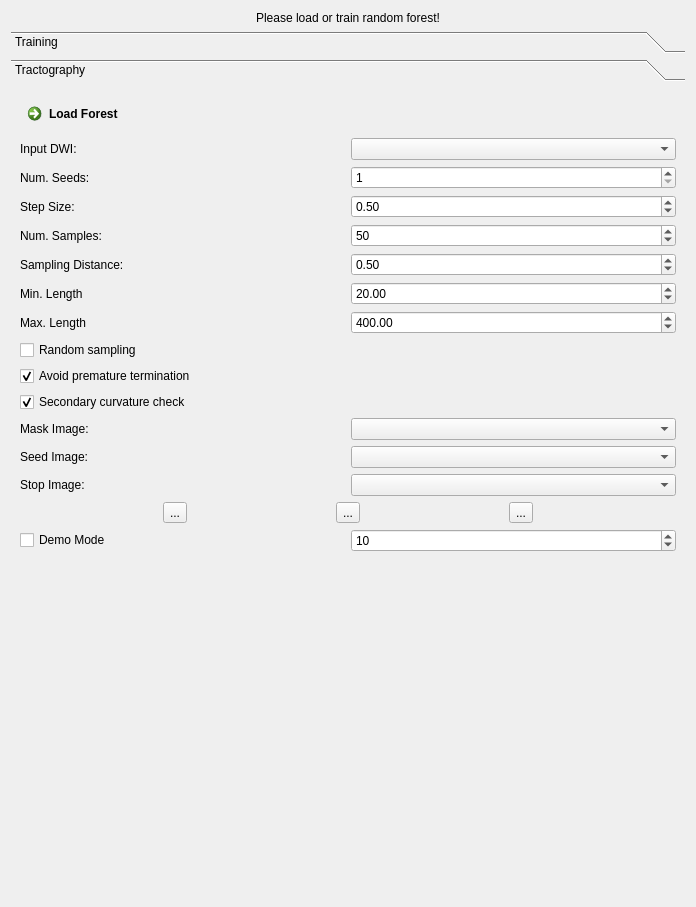
MITK/MITK, file Plugins/org.mitk.gui.qt.diffusionimaging/src/internal/QmitkMLBTViewControls.ui: the form before one commit.
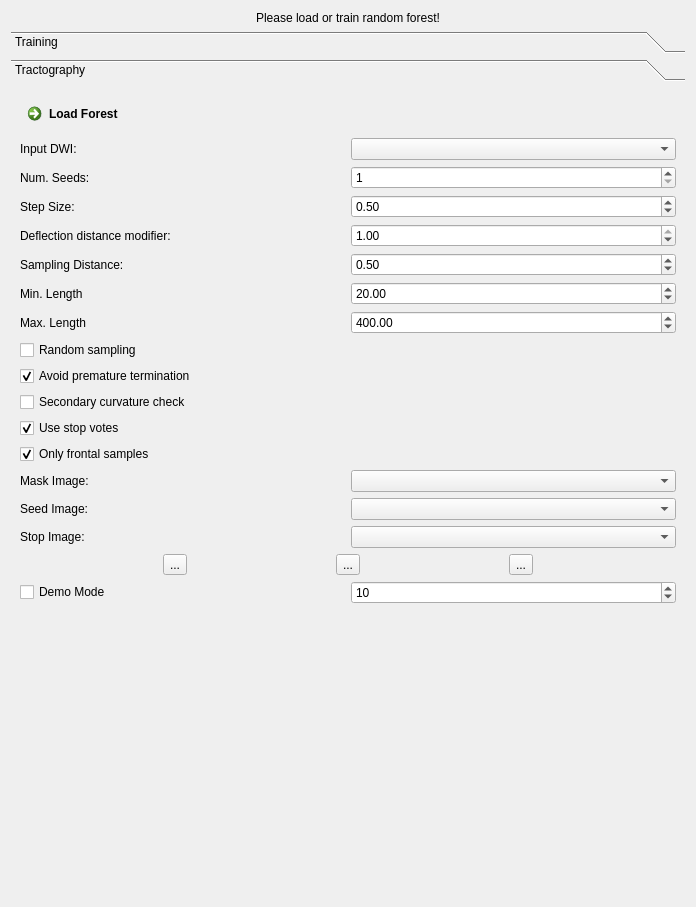
The form after the commit. Icons and pictures are not drawn. Custom widgets are drawn as their Qt base class.

Commit message: added stop voting. avoids tracts that double back.

```diff
--- a/Plugins/org.mitk.gui.qt.diffusionimaging/src/internal/QmitkMLBTViewControls.ui
+++ b/Plugins/org.mitk.gui.qt.diffusionimaging/src/internal/QmitkMLBTViewControls.ui
@@ -35,7 +35,7 @@
         <x>0</x>
         <y>0</y>
         <width>678</width>
-        <height>804</height>
+        <height>813</height>
        </rect>
       </property>
       <attribute name="label">
@@ -231,7 +231,7 @@
              <number>999999999</number>
             </property>
             <property name="value">
-             <number>30</number>
+             <number>25</number>
             </property>
            </widget>
           </item>
@@ -261,7 +261,7 @@
              <number>999999999</number>
             </property>
             <property name="value">
-             <number>50</number>
+             <number>30</number>
             </property>
            </widget>
           </item>
@@ -339,7 +339,7 @@
              <double>0.100000000000000</double>
             </property>
             <property name="value">
-             <double>1.000000000000000</double>
+             <double>0.700000000000000</double>
             </property>
            </widget>
           </item>
@@ -374,57 +374,13 @@
         <x>0</x>
         <y>0</y>
         <width>678</width>
-        <height>804</height>
+        <height>813</height>
        </rect>
       </property>
       <attribute name="label">
        <string>Tractography</string>
       </attribute>
       <layout class="QGridLayout" name="gridLayout_2">
-       <item row="10" column="0">
-        <widget class="QFrame" name="frame_4">
-         <property name="frameShape">
-          <enum>QFrame::NoFrame</enum>
-         </property>
-         <property name="frameShadow">
-          <enum>QFrame::Raised</enum>
-         </property>
-         <layout class="QGridLayout" name="gridLayout_6">
-          <property name="leftMargin">
-           <number>0</number>
-          </property>
-          <property name="topMargin">
-           <number>0</number>
-          </property>
-          <property name="rightMargin">
-           <number>0</number>
-          </property>
-          <property name="bottomMargin">
-           <number>0</number>
-          </property>
-          <item row="0" column="0">
-           <widget class="QCheckBox" name="m_DemoModeBox">
-            <property name="text">
-             <string>Demo Mode</string>
-            </property>
-           </widget>
-          </item>
-          <item row="0" column="1">
-           <widget class="QSpinBox" name="m_TimerIntervalBox">
-            <property name="minimum">
-             <number>1</number>
-            </property>
-            <property name="maximum">
-             <number>1000</number>
-            </property>
-            <property name="value">
-             <number>10</number>
-            </property>
-           </widget>
-          </item>
-         </layout>
-        </widget>
-       </item>
        <item row="2" column="0">
         <widget class="QCheckBox" name="m_RandomSampling">
          <property name="text">
@@ -435,7 +391,17 @@
          </property>
         </widget>
        </item>
-       <item row="5" column="0">
+       <item row="4" column="0">
+        <widget class="QCheckBox" name="m_Curvcheck2">
+         <property name="text">
+          <string>Secondary curvature check</string>
+         </property>
+         <property name="checked">
+          <bool>false</bool>
+         </property>
+        </widget>
+       </item>
+       <item row="7" column="0">
         <widget class="QFrame" name="frame_3">
          <property name="frameShape">
           <enum>QFrame::NoFrame</enum>
@@ -489,6 +455,156 @@
          </layout>
         </widget>
        </item>
+       <item row="3" column="0">
+        <widget class="QCheckBox" name="m_AvoidStop">
+         <property name="text">
+          <string>Avoid premature termination</string>
+         </property>
+         <property name="checked">
+          <bool>true</bool>
+         </property>
+        </widget>
+       </item>
+       <item row="8" column="0">
+        <widget class="QFrame" name="frame_5">
+         <property name="frameShape">
+          <enum>QFrame::NoFrame</enum>
+         </property>
+         <property name="frameShadow">
+          <enum>QFrame::Raised</enum>
+         </property>
+         <layout class="QGridLayout" name="gridLayout_7">
+          <property name="leftMargin">
+           <number>0</number>
+          </property>
+          <property name="topMargin">
+           <number>0</number>
+          </property>
+          <property name="rightMargin">
+           <number>0</number>
+          </property>
+          <property name="bottomMargin">
+           <number>0</number>
+          </property>
+          <item row="0" column="1">
+           <widget class="QToolButton" name="m_PauseTrackingButton">
+            <property name="toolTip">
+             <string>Pause tractography</string>
+            </property>
+            <property name="text">
+             <string>...</string>
+            </property>
+            <property name="icon">
+             <iconset resource="../../../org.mitk.gui.qt.ext/resources/org_mitk_icons.qrc">
+              <normaloff>:/org_mitk_icons/icons/tango/scalable/actions/media-playback-pause.svg</normaloff>:/org_mitk_icons/icons/tango/scalable/actions/media-playback-pause.svg</iconset>
+            </property>
+           </widget>
+          </item>
+          <item row="0" column="0">
+           <widget class="QToolButton" name="m_StartTrackingButton">
+            <property name="toolTip">
+             <string>Start tractography</string>
+            </property>
+            <property name="text">
+             <string>...</string>
+            </property>
+            <property name="icon">
+             <iconset resource="../../../org.mitk.gui.qt.ext/resources/org_mitk_icons.qrc">
+              <normaloff>:/org_mitk_icons/icons/tango/scalable/actions/media-playback-start.svg</normaloff>:/org_mitk_icons/icons/tango/scalable/actions/media-playback-start.svg</iconset>
+            </property>
+           </widget>
+          </item>
+          <item row="0" column="2">
+           <widget class="QToolButton" name="m_AbortTrackingButton">
+            <property name="toolTip">
+             <string>Abort tractography</string>
+            </property>
+            <property name="text">
+             <string>...</string>
+            </property>
+            <property name="icon">
+             <iconset resource="../../../org.mitk.gui.qt.ext/resources/org_mitk_icons.qrc">
+              <normaloff>:/org_mitk_icons/icons/tango/scalable/actions/media-playback-stop.svg</normaloff>:/org_mitk_icons/icons/tango/scalable/actions/media-playback-stop.svg</iconset>
+            </property>
+           </widget>
+          </item>
+         </layout>
+        </widget>
+       </item>
+       <item row="0" column="0">
+        <widget class="QCommandLinkButton" name="m_LoadForestButton">
+         <property name="text">
+          <string>Load Forest</string>
+         </property>
+        </widget>
+       </item>
+       <item row="13" column="0">
+        <spacer name="verticalSpacer">
+         <property name="orientation">
+          <enum>Qt::Vertical</enum>
+         </property>
+         <property name="sizeHint" stdset="0">
+          <size>
+           <width>20</width>
+           <height>40</height>
+          </size>
+         </property>
+        </spacer>
+       </item>
+       <item row="12" column="0">
+        <widget class="QFrame" name="frame_4">
+         <property name="frameShape">
+          <enum>QFrame::NoFrame</enum>
+         </property>
+         <property name="frameShadow">
+          <enum>QFrame::Raised</enum>
+         </property>
+         <layout class="QGridLayout" name="gridLayout_6">
+          <property name="leftMargin">
+           <number>0</number>
+          </property>
+          <property name="topMargin">
+           <number>0</number>
+          </property>
+          <property name="rightMargin">
+           <number>0</number>
+          </property>
+          <property name="bottomMargin">
+           <number>0</number>
+          </property>
+          <item row="0" column="0">
+           <widget class="QCheckBox" name="m_DemoModeBox">
+            <property name="text">
+             <string>Demo Mode</string>
+            </property>
+           </widget>
+          </item>
+          <item row="0" column="1">
+           <widget class="QSpinBox" name="m_TimerIntervalBox">
+            <property name="minimum">
+             <number>1</number>
+            </property>
+            <property name="maximum">
+             <number>1000</number>
+            </property>
+            <property name="value">
+             <number>10</number>
+            </property>
+           </widget>
+          </item>
+         </layout>
+        </widget>
+       </item>
+       <item row="5" column="0">
+        <widget class="QCheckBox" name="m_UseStopVotes">
+         <property name="text">
+          <string>Use stop votes</string>
+         </property>
+         <property name="checked">
+          <bool>true</bool>
+         </property>
+        </widget>
+       </item>
        <item row="1" column="0">
         <widget class="QFrame" name="frame_2">
          <property name="frameShape">
@@ -552,16 +668,6 @@
             </property>
            </widget>
           </item>
-          <item row="3" column="1">
-           <widget class="QSpinBox" name="m_NumSamplesBox">
-            <property name="maximum">
-             <number>999999999</number>
-            </property>
-            <property name="value">
-             <number>50</number>
-            </property>
-           </widget>
-          </item>
           <item row="4" column="0">
            <widget class="QLabel" name="label_10">
             <property name="text">
@@ -617,7 +723,7 @@
           <item row="3" column="0">
            <widget class="QLabel" name="label_9">
             <property name="text">
-             <string>Num. Samples:</string>
+             <string>Deflection distance modifier:</string>
             </property>
            </widget>
           </item>
@@ -628,115 +734,32 @@
             </property>
            </widget>
           </item>
+          <item row="3" column="1">
+           <widget class="QDoubleSpinBox" name="m_DeflectionModBox">
+            <property name="maximum">
+             <double>1.000000000000000</double>
+            </property>
+            <property name="singleStep">
+             <double>0.100000000000000</double>
+            </property>
+            <property name="value">
+             <double>1.000000000000000</double>
+            </property>
+           </widget>
+          </item>
          </layout>
         </widget>
        </item>
-       <item row="3" column="0">
-        <widget class="QCheckBox" name="m_AvoidStop">
-         <property name="text">
-          <string>Avoid premature termination</string>
-         </property>
-         <property name="checked">
-          <bool>true</bool>
-         </property>
-        </widget>
-       </item>
        <item row="6" column="0">
-        <widget class="QFrame" name="frame_5">
-         <property name="frameShape">
-          <enum>QFrame::NoFrame</enum>
-         </property>
-         <property name="frameShadow">
-          <enum>QFrame::Raised</enum>
-         </property>
-         <layout class="QGridLayout" name="gridLayout_7">
-          <property name="leftMargin">
-           <number>0</number>
-          </property>
-          <property name="topMargin">
-           <number>0</number>
-          </property>
-          <property name="rightMargin">
-           <number>0</number>
-          </property>
-          <property name="bottomMargin">
-           <number>0</number>
-          </property>
-          <item row="0" column="1">
-           <widget class="QToolButton" name="m_PauseTrackingButton">
-            <property name="toolTip">
-             <string>Pause tractography</string>
-            </property>
-            <property name="text">
-             <string>...</string>
-            </property>
-            <property name="icon">
-             <iconset resource="../../../org.mitk.gui.qt.ext/resources/org_mitk_icons.qrc">
-              <normaloff>:/org_mitk_icons/icons/tango/scalable/actions/media-playback-pause.svg</normaloff>:/org_mitk_icons/icons/tango/scalable/actions/media-playback-pause.svg</iconset>
-            </property>
-           </widget>
-          </item>
-          <item row="0" column="0">
-           <widget class="QToolButton" name="m_StartTrackingButton">
-            <property name="toolTip">
-             <string>Start tractography</string>
-            </property>
-            <property name="text">
-             <string>...</string>
-            </property>
-            <property name="icon">
-             <iconset resource="../../../org.mitk.gui.qt.ext/resources/org_mitk_icons.qrc">
-              <normaloff>:/org_mitk_icons/icons/tango/scalable/actions/media-playback-start.svg</normaloff>:/org_mitk_icons/icons/tango/scalable/actions/media-playback-start.svg</iconset>
-            </property>
-           </widget>
-          </item>
-          <item row="0" column="2">
-           <widget class="QToolButton" name="m_AbortTrackingButton">
-            <property name="toolTip">
-             <string>Abort tractography</string>
-            </property>
-            <property name="text">
-             <string>...</string>
-            </property>
-            <property name="icon">
-             <iconset resource="../../../org.mitk.gui.qt.ext/resources/org_mitk_icons.qrc">
-              <normaloff>:/org_mitk_icons/icons/tango/scalable/actions/media-playback-stop.svg</normaloff>:/org_mitk_icons/icons/tango/scalable/actions/media-playback-stop.svg</iconset>
-            </property>
-           </widget>
-          </item>
-         </layout>
-        </widget>
-       </item>
-       <item row="11" column="0">
-        <spacer name="verticalSpacer">
-         <property name="orientation">
-          <enum>Qt::Vertical</enum>
-         </property>
-         <property name="sizeHint" stdset="0">
-          <size>
-           <width>20</width>
-           <height>40</height>
-          </size>
-         </property>
-        </spacer>
-       </item>
-       <item row="4" column="0">
-        <widget class="QCheckBox" name="m_Curvcheck2">
+        <widget class="QCheckBox" name="m_OnlyForwardSamples">
          <property name="text">
-          <string>Secondary curvature check</string>
+          <string>Only frontal samples</string>
          </property>
          <property name="checked">
           <bool>true</bool>
          </property>
         </widget>
        </item>
-       <item row="0" column="0">
-        <widget class="QCommandLinkButton" name="m_LoadForestButton">
-         <property name="text">
-          <string>Load Forest</string>
-         </property>
-        </widget>
-       </item>
       </layout>
      </widget>
     </widget>
```
The commit also changes 10 other files.
